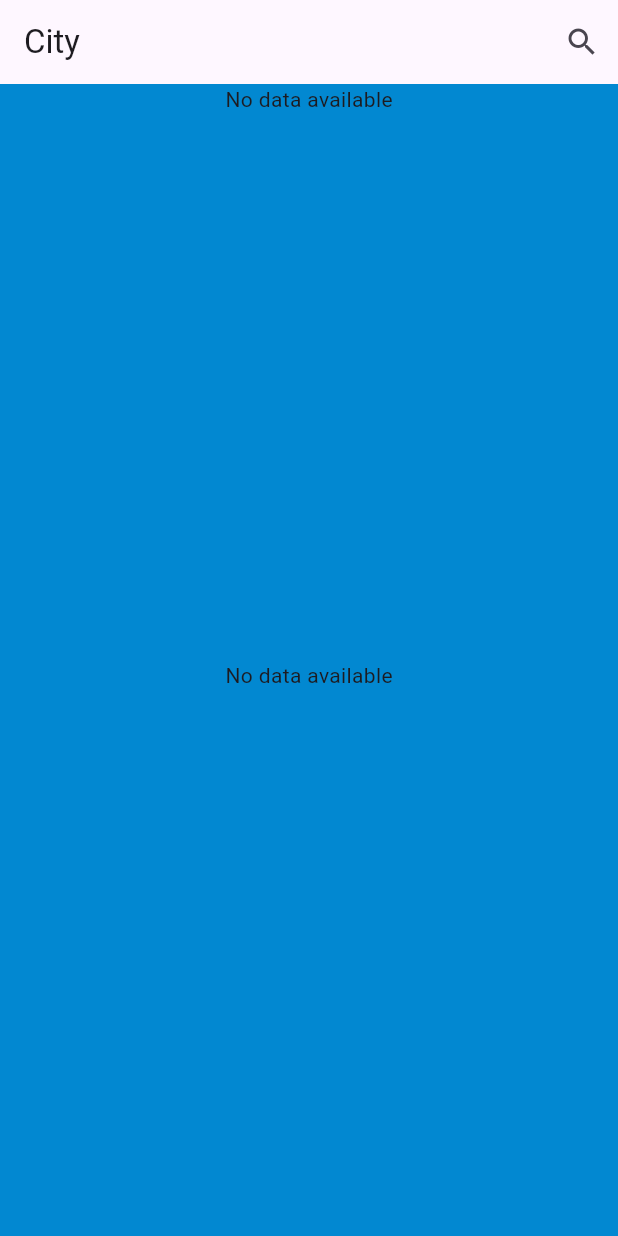
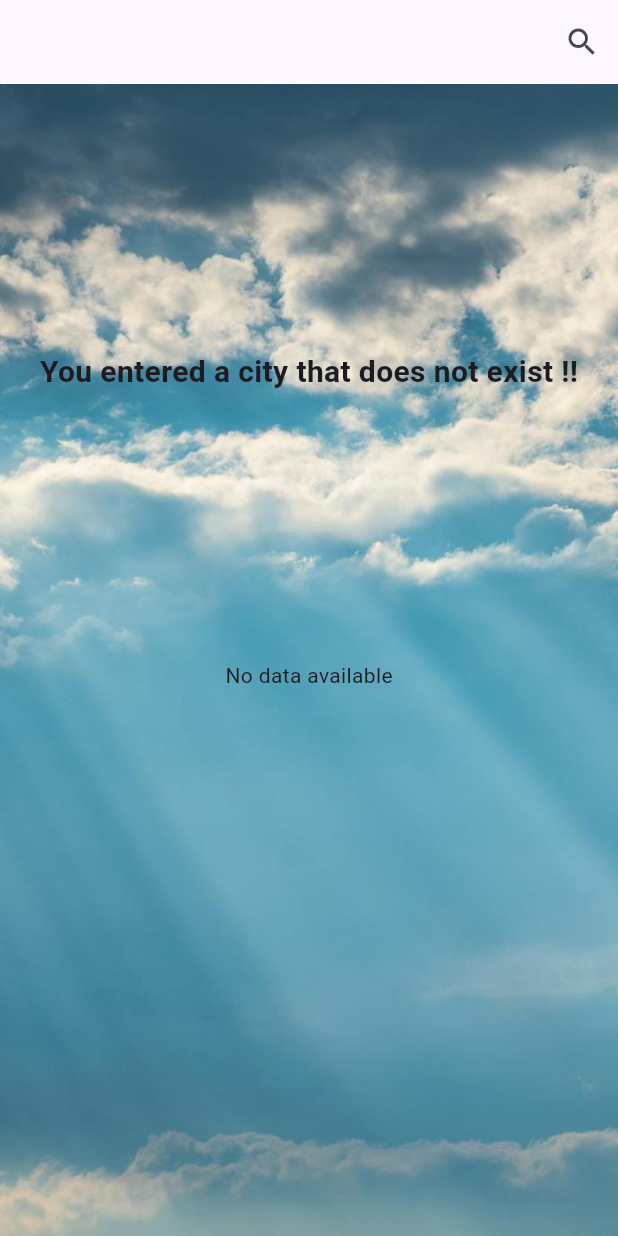
Before and after one commit to sz-adam/weather_flutter, a Flutter app: the HomeScreen screen opened directly with empty values, on a phone screen of 412 x 824 dp. Run offline on Flutter 3.47's test engine with Material 3 defaults, Android fonts, the phone set to English and light mode, and no system bars; our stand-ins replace flutter_dotenv; network calls fail.

Commit message:
setting the background image for sunny or rainy weather and displaying text in the case of an incorrect city

```diff
--- a/lib/screen/home_screen.dart
+++ b/lib/screen/home_screen.dart
@@ -59,11 +59,26 @@ class _HomeScreenState extends State<HomeScreen> {
     }
   }
 
+String _getBackgroundImage() {
+    if (weatherData != null) {
+      if (weatherData!.current.isDay == 1) {
+        return 'assets/images/sun.jpg';
+      } else {
+        return 'assets/images/rain.jpg';
+      }
+    }
+    // Alapértelmezett kép, ha nincs adat
+    return 'assets/images/home.jpg';
+  }
+
+
+
   @override
   Widget build(BuildContext context) {
+
     return Scaffold(
       appBar: AppBar(
-        title: Text(widget.city.isEmpty ? 'City' : widget.city),
+        title: Text(widget.city),
         actions: [
           IconButton(
             onPressed: _openCitySearch,
@@ -71,12 +86,21 @@ class _HomeScreenState extends State<HomeScreen> {
           )
         ],
       ),
-      body: Column(
+      body: Container(
+        decoration: BoxDecoration(
+          image: DecorationImage(
+            image: AssetImage(_getBackgroundImage()),
+            fit: BoxFit.cover,
+          ),
+        ),
+        child: Column(
           children: [
             Expanded(
-            child: SingleChildScrollView(
-              child: CustomCard(dateData: weatherData?.current),
-            ),
+              child: weatherData != null
+                  ? SingleChildScrollView(
+                      child: CustomCard(dateData: weatherData!.current),
+                    )
+                  : _buildNoDataWidget(), // Ha nincs adat, megjelenítjük az üzenetet
             ),
             Expanded(
               child: SingleChildScrollView(
@@ -85,6 +109,19 @@ class _HomeScreenState extends State<HomeScreen> {
             ),
           ],
         ),
+      ),
+    );
+  }
+
+  Widget _buildNoDataWidget() {
+    return const Center(
+      child: Padding(
+        padding: const EdgeInsets.all(16.0),
+        child: Text(
+          'You entered a city that does not exist !!',
+          style: TextStyle(fontSize: 20, fontWeight: FontWeight.bold),
+        ),
+      ),
     );
   }
 }
```
Lines whose indentation alone changed are shown as unchanged.
